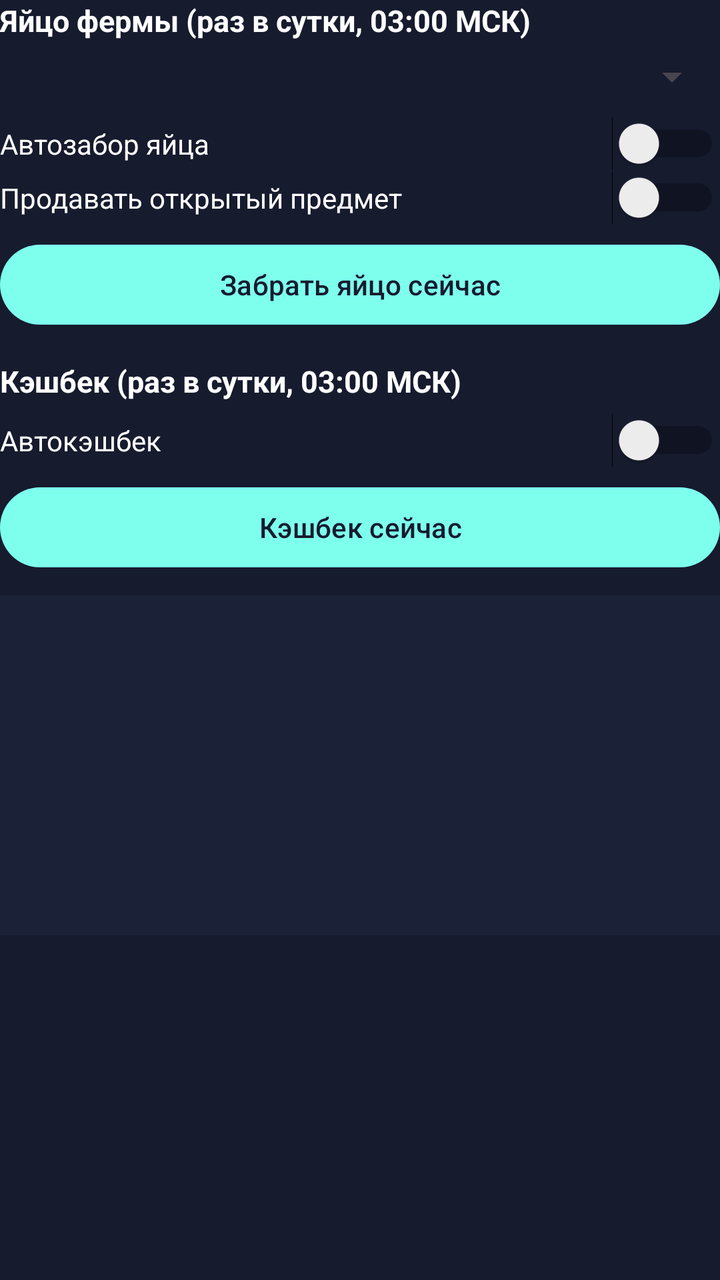
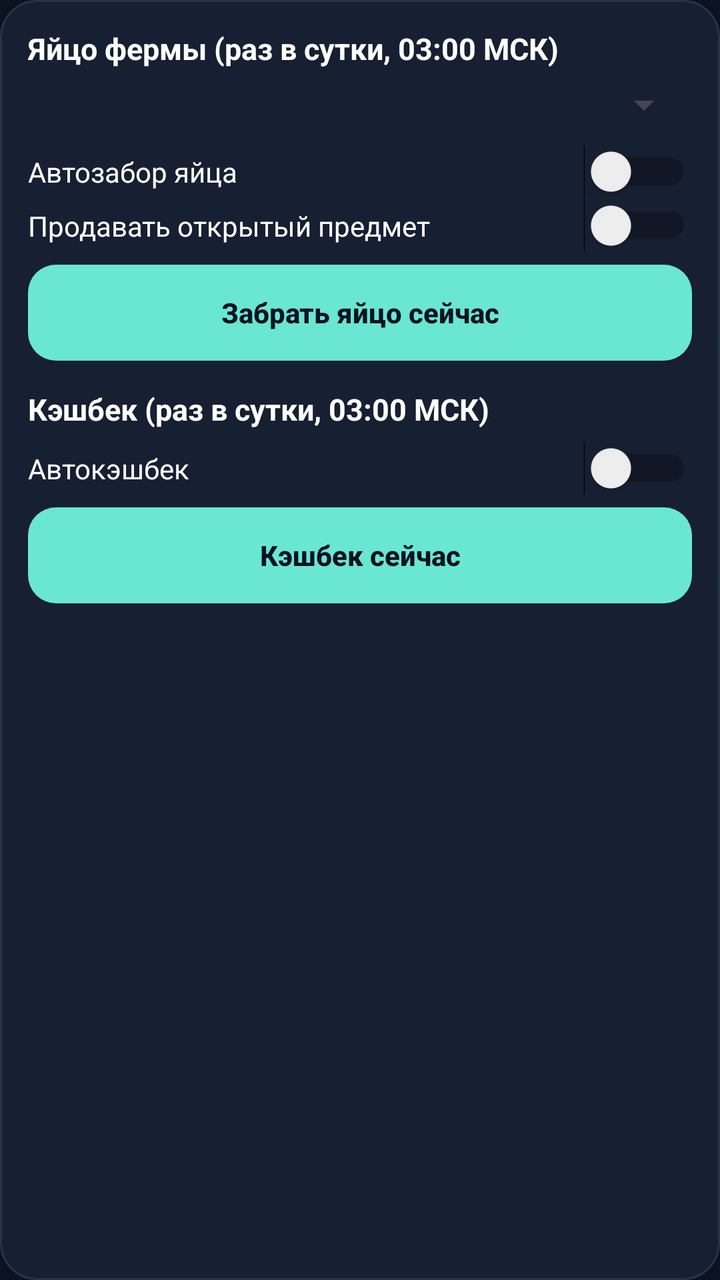

An Android layout rendered at two revisions. The XML below is the earlier revision; the diff shows what the commit changed to produce the second picture.
<!-- AndroidManifest.xml: application theme Theme.Cs2a -->
<!-- res/layout/panel_farm.xml -->
<?xml version="1.0" encoding="utf-8"?>
<LinearLayout xmlns:android="http://schemas.android.com/apk/res/android"
    android:layout_width="match_parent"
    android:layout_height="wrap_content"
    android:orientation="vertical">

    <TextView style="@style/CardLabel" android:text="Яйцо фермы (раз в сутки, 03:00 МСК)" android:layout_marginTop="0dp" />
    <Spinner android:id="@+id/farmEggSpinner" android:layout_width="match_parent" android:layout_height="wrap_content" />

    <LinearLayout android:layout_width="match_parent" android:layout_height="wrap_content" android:orientation="horizontal" android:gravity="center_vertical" android:layout_marginTop="8dp">
        <TextView android:layout_width="0dp" android:layout_height="wrap_content" android:layout_weight="1" android:text="Автозабор яйца" android:textColor="@color/text" />
        <Switch android:id="@+id/farmAutoSwitch" android:layout_width="wrap_content" android:layout_height="wrap_content" />
    </LinearLayout>

    <LinearLayout android:layout_width="match_parent" android:layout_height="wrap_content" android:orientation="horizontal" android:gravity="center_vertical">
        <TextView android:layout_width="0dp" android:layout_height="wrap_content" android:layout_weight="1" android:text="Продавать открытый предмет" android:textColor="@color/text" />
        <Switch android:id="@+id/farmSellSwitch" android:layout_width="wrap_content" android:layout_height="wrap_content" />
    </LinearLayout>

    <Button android:id="@+id/farmClaimBtn" android:layout_width="match_parent" android:layout_height="wrap_content" android:text="Забрать яйцо сейчас" android:layout_marginTop="6dp" />

    <TextView style="@style/CardLabel" android:text="Кэшбек (раз в сутки, 03:00 МСК)" />
    <LinearLayout android:layout_width="match_parent" android:layout_height="wrap_content" android:orientation="horizontal" android:gravity="center_vertical">
        <TextView android:layout_width="0dp" android:layout_height="wrap_content" android:layout_weight="1" android:text="Автокэшбек" android:textColor="@color/text" />
        <Switch android:id="@+id/cashbackAutoSwitch" android:layout_width="wrap_content" android:layout_height="wrap_content" />
    </LinearLayout>
    <Button android:id="@+id/cashbackClaimBtn" android:layout_width="match_parent" android:layout_height="wrap_content" android:text="Кэшбек сейчас" android:layout_marginTop="6dp" />

    <androidx.core.widget.NestedScrollView
        android:layout_width="match_parent"
        android:layout_height="180dp"
        android:fillViewport="true"
        android:overScrollMode="ifContentScrolls">
        <TextView android:id="@+id/farmLog" style="@style/LogText" android:text="" />
    </androidx.core.widget.NestedScrollView>
</LinearLayout>
<!-- resources referenced by this layout -->
<resources>
  <color name="text">#ffffff</color>
  <style name="CardLabel">
          <item name="android:layout_width">wrap_content</item>
          <item name="android:layout_height">wrap_content</item>
          <item name="android:textColor">@color/text</item>
          <item name="android:textStyle">bold</item>
          <item name="android:textSize">15sp</item>
          <item name="android:layout_marginTop">14dp</item>
          <item name="android:layout_marginBottom">6dp</item>
      </style>
  <style name="LogText">
          <item name="android:layout_width">match_parent</item>
          <item name="android:layout_height">wrap_content</item>
          <item name="android:textColor">@color/textDim</item>
          <item name="android:textSize">12sp</item>
          <item name="android:background">@color/card</item>
          <item name="android:padding">10dp</item>
          <item name="android:layout_marginTop">10dp</item>
          <item name="android:fontFamily">monospace</item>
      </style>
  <style name="Theme.Cs2a" parent="Theme.Material3.DayNight.NoActionBar">
          <item name="android:windowBackground">@color/bg</item>
          <item name="colorPrimary">@color/accent</item>
          <item name="colorOnPrimary">@color/bg</item>
          <item name="android:statusBarColor" tools:targetApi="21">@color/bg</item>
      </style>
  <color name="textDim">#9aa4c7</color>
  <color name="card">#1b2238</color>
  <color name="bg">#161b2e</color>
  <color name="accent">#7effed</color>
</resources>

<!-- the commit's change to res/layout/panel_farm.xml (unified diff, before → after) -->
@@ -2,7 +2,10 @@
 <LinearLayout xmlns:android="http://schemas.android.com/apk/res/android"
     android:layout_width="match_parent"
     android:layout_height="wrap_content"
-    android:orientation="vertical">
+    android:orientation="vertical"
+    android:background="@drawable/panel_surface"
+    android:padding="14dp"
+    android:layout_marginBottom="10dp">
 
     <TextView style="@style/CardLabel" android:text="Яйцо фермы (раз в сутки, 03:00 МСК)" android:layout_marginTop="0dp" />
     <Spinner android:id="@+id/farmEggSpinner" android:layout_width="match_parent" android:layout_height="wrap_content" />
<!-- resource entries referenced after the edit -->
@@ -1,6 +1,13 @@
 <!-- resources referenced by this layout -->
 <resources>
   <color name="text">#ffffff</color>
+  <!-- drawable panel_surface (drawable) -->
+  <?xml version="1.0" encoding="utf-8"?>
+  <shape xmlns:android="http://schemas.android.com/apk/res/android" android:shape="rectangle">
+      <solid android:color="@color/card" />
+      <corners android:radius="18dp" />
+      <stroke android:width="1dp" android:color="@color/surface" />
+  </shape>
   <style name="CardLabel">
           <item name="android:layout_width">wrap_content</item>
           <item name="android:layout_height">wrap_content</item>
@@ -22,13 +29,27 @@
       </style>
   <style name="Theme.Cs2a" parent="Theme.Material3.DayNight.NoActionBar">
           <item name="android:windowBackground">@color/bg</item>
+          <item name="materialButtonStyle">@style/AppButton</item>
           <item name="colorPrimary">@color/accent</item>
           <item name="colorOnPrimary">@color/bg</item>
           <item name="android:statusBarColor" tools:targetApi="21">@color/bg</item>
       </style>
   <color name="textDim">#9aa4c7</color>
-  <color name="card">#1b2238</color>
-  <color name="bg">#161b2e</color>
-  <color name="accent">#7effed</color>
+  <color name="card">#171F32</color>
+  <color name="surface">#26334D</color>
+  <color name="bg">#0D1220</color>
+  <style name="AppButton" parent="Widget.Material3.Button">
+          <item name="android:layout_height">48dp</item>
+          <item name="android:minHeight">48dp</item>
+          <item name="android:insetTop">0dp</item>
+          <item name="android:insetBottom">0dp</item>
+          <item name="android:insetLeft">0dp</item>
+          <item name="android:insetRight">0dp</item>
+          <item name="cornerRadius">14dp</item>
+          <item name="android:textAllCaps">false</item>
+          <item name="android:textStyle">bold</item>
+          <item name="android:letterSpacing">0</item>
+      </style>
+  <color name="accent">#69E7D2</color>
 </resources>
 
